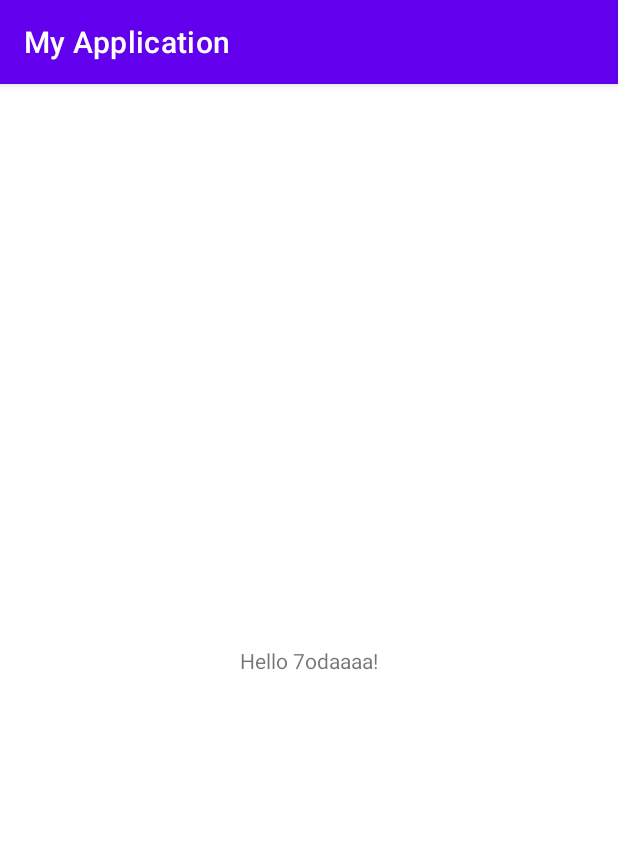
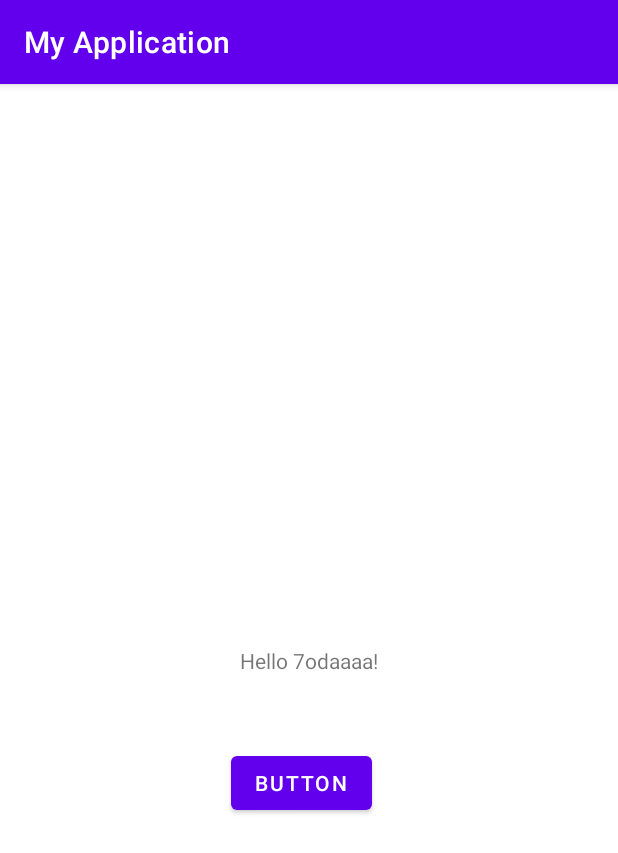
Before and after one commit to MOHAMEDMEDOHEMEDA/flash-list-app-, an Android app: the screen it shows after launch (MainActivity), on a phone screen of 412 x 824 dp. Shown: the top 853 px of the screen. Run offline under Robolectric (Android 15) with nearby library versions, the phone set to English and light mode, and no system bars.

Commit message:
Putting new button

```diff
--- a/app/src/main/res/layout/activity_main.xml
+++ b/app/src/main/res/layout/activity_main.xml
@@ -7,6 +7,7 @@
     tools:context=".MainActivity">
 
     <TextView
+        android:id="@+id/textView"
         android:layout_width="wrap_content"
         android:layout_height="wrap_content"
         android:text="Hello 7odaaaa!"
@@ -15,4 +16,18 @@
         app:layout_constraintStart_toStartOf="parent"
         app:layout_constraintTop_toTopOf="parent" />
 
+    <Button
+        android:id="@+id/button"
+        android:layout_width="wrap_content"
+        android:layout_height="wrap_content"
+        android:layout_marginStart="153dp"
+        android:layout_marginTop="39dp"
+        android:layout_marginEnd="164dp"
+        android:layout_marginBottom="269dp"
+        android:text="Button"
+        app:layout_constraintBottom_toBottomOf="parent"
+        app:layout_constraintEnd_toEndOf="parent"
+        app:layout_constraintStart_toStartOf="parent"
+        app:layout_constraintTop_toBottomOf="@+id/textView" />
+
 </androidx.constraintlayout.widget.ConstraintLayout>
```
